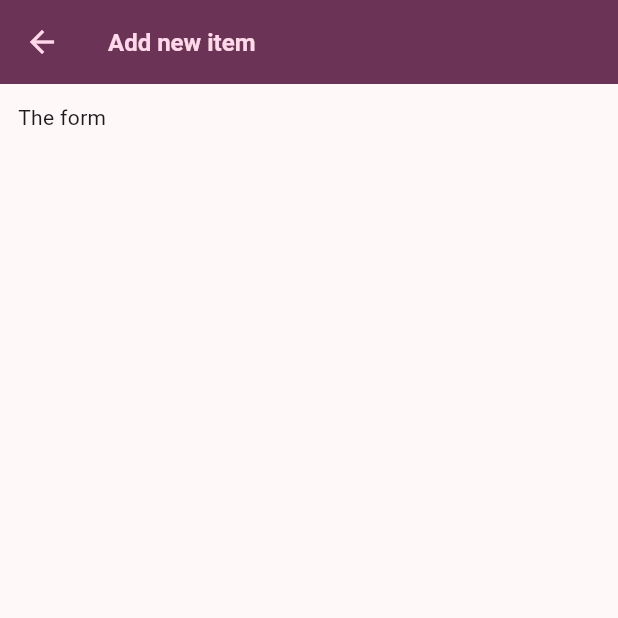
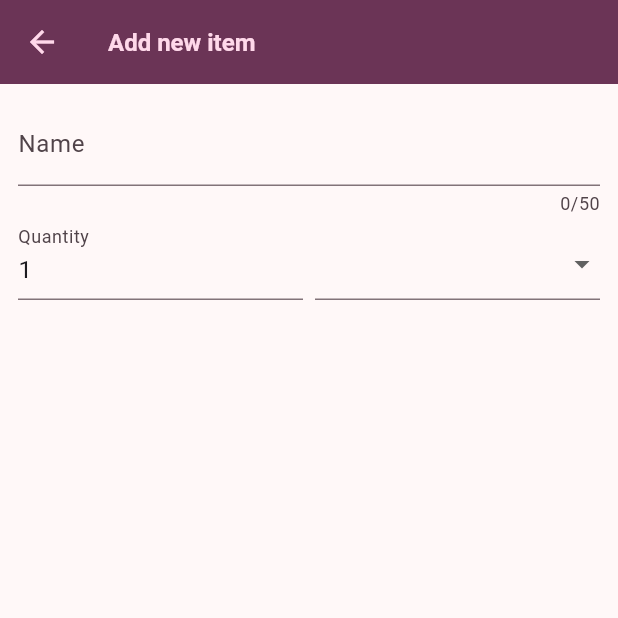
Before and after one commit to auri-gabriel/shopping_list, a Flutter app: the NewItem screen opened directly, on a phone screen of 412 x 824 dp, the top half of it. Run offline on Flutter 3.47's test engine with Material 3 defaults, Android fonts, the phone set to English and light mode, and no system bars.

Commit message:
feat: new item form fields

```diff
--- a/lib/widgets/new_item.dart
+++ b/lib/widgets/new_item.dart
@@ -1,4 +1,5 @@
 import 'package:flutter/material.dart';
+import 'package:shopping_list/data/categories.dart';
 
 class NewItem extends StatefulWidget {
   const NewItem({super.key});
@@ -14,7 +15,54 @@ class _NewItemState extends State<NewItem> {
       appBar: AppBar(title: Text('Add new item')),
       body: Padding(
         padding: EdgeInsetsGeometry.all(12),
-        child: Text('The form'),
+        child: Form(
+          child: Column(
+            children: [
+              TextFormField(
+                maxLength: 50,
+                decoration: InputDecoration(label: Text('Name')),
+                validator: (value) {
+                  return 'Demo...';
+                },
+              ),
+              Row(
+                crossAxisAlignment: CrossAxisAlignment.end,
+                children: [
+                  Expanded(
+                    child: TextFormField(
+                      decoration: InputDecoration(label: Text('Quantity')),
+                      initialValue: '1',
+                    ),
+                  ),
+                  const SizedBox(width: 8),
+                  Expanded(
+                    child: DropdownButtonFormField(
+                      items: [
+                        for (final category in categories.entries)
+                          DropdownMenuItem(
+                            value: category.value,
+                            child: Row(
+                              crossAxisAlignment: CrossAxisAlignment.end,
+                              children: [
+                                Container(
+                                  width: 16,
+                                  height: 16,
+                                  color: category.value.color,
+                                ),
+                                const SizedBox(width: 6),
+                                Text(category.value.title),
+                              ],
+                            ),
+                          ),
+                      ],
+                      onChanged: (value) {},
+                    ),
+                  ),
+                ],
+              ),
+            ],
+          ),
+        ),
       ),
     );
   }
```
